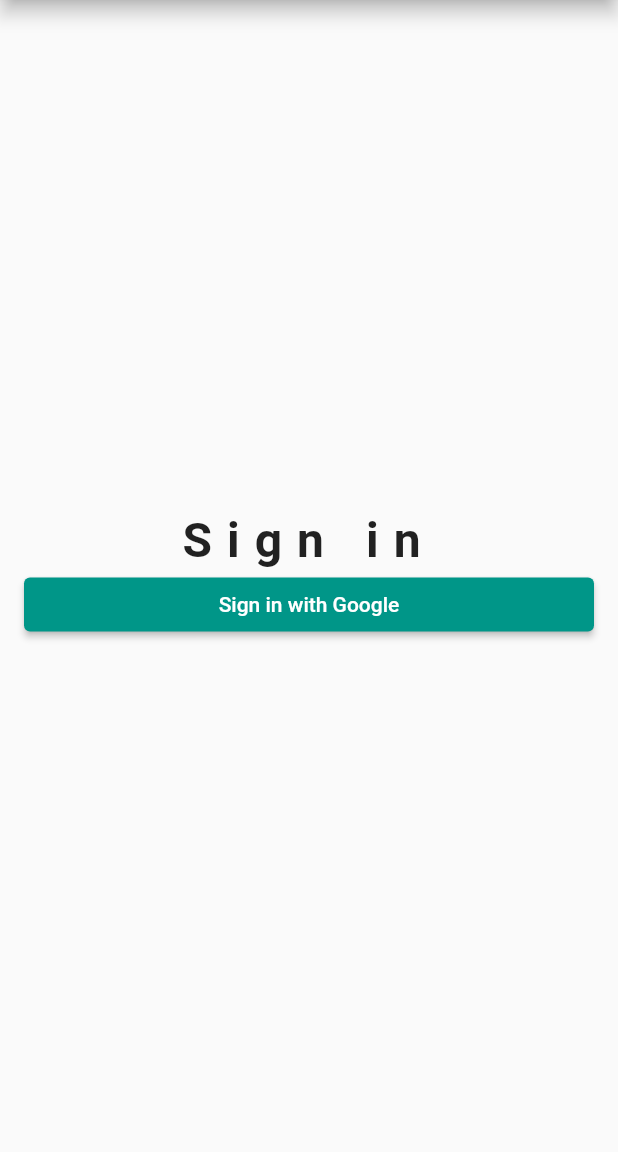
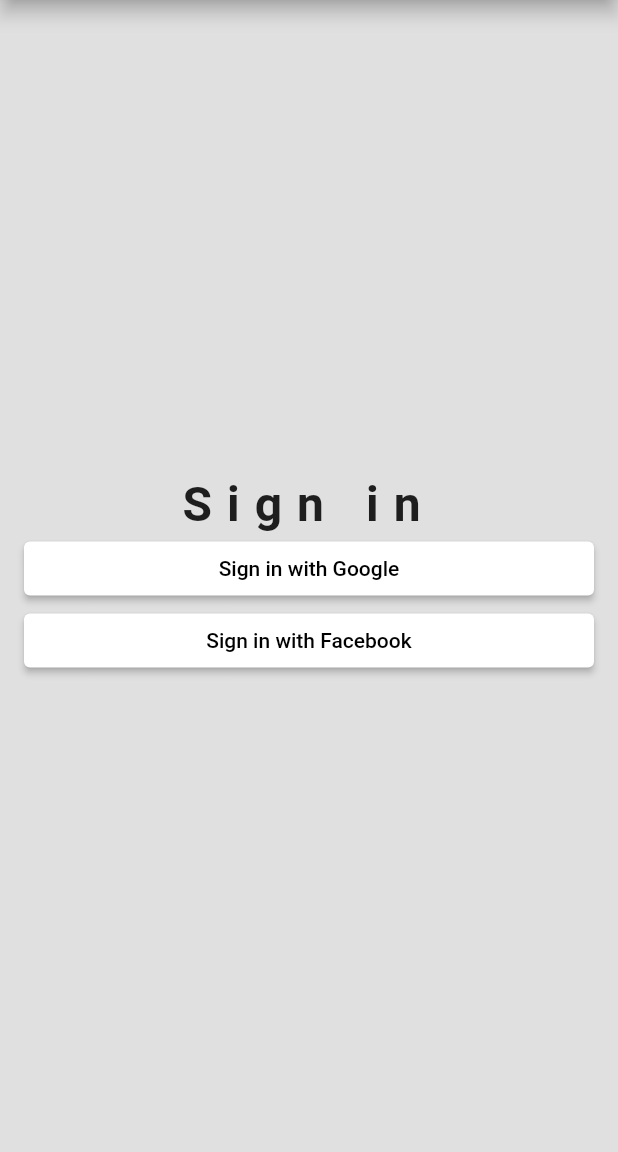
Before and after one commit to monirhelalee/time_tracker, a Flutter app: the screen it shows after launch, on a phone screen of 412 x 824 dp, the part 84-1236 px from its top. Run offline on Flutter 3.47's test engine with Material 2 defaults, Android fonts, the light colour scheme and no system bars.

Commit message:
custom elevated button add

```diff
--- a/lib/app/sign_in/sign_in_page.dart
+++ b/lib/app/sign_in/sign_in_page.dart
@@ -1,4 +1,5 @@
 import 'package:flutter/material.dart';
+import 'package:time_tracker_fultter_course/common_widgets/custom_elevated_button.dart';
 
 class SignInPage extends StatelessWidget {
   @override
@@ -10,6 +11,7 @@
       ),
       //drawer: Drawer(),
       body: _buildContent(),
+      backgroundColor: Colors.grey[300],
     );
   }
 
@@ -21,10 +23,19 @@
         crossAxisAlignment: CrossAxisAlignment.stretch,
         children: <Widget>[
           Text('Sign in', textAlign: TextAlign.center,style: TextStyle(fontSize: 32, fontWeight: FontWeight.bold, letterSpacing:10),),
-          ElevatedButton(
+          CustomElevatedButton(
             child: Text('Sign in with Google'),
+            primaryColor: Colors.white,
+            onPrimaryColor: Colors.black,
             onPressed: (){},
-          )
+          ),
+          CustomElevatedButton(
+            child: Text('Sign in with Facebook'),
+            primaryColor: Colors.white,
+            onPrimaryColor: Colors.black,
+            onPressed: (){},
+          ),
+
         ],
       ),
     );
--- /dev/null
+++ b/lib/common_widgets/custom_elevated_button.dart
@@ -0,0 +1,20 @@
+import 'package:flutter/material.dart';
+
+class CustomElevatedButton extends StatelessWidget {
+  CustomElevatedButton({this.child, this.primaryColor,this.onPrimaryColor,this.onPressed});
+  final Widget child;
+  final Color primaryColor;
+  final Color onPrimaryColor;
+  final VoidCallback onPressed;
+  @override
+  Widget build(BuildContext context) {
+    return ElevatedButton(
+      child: child,
+      style: ElevatedButton.styleFrom(
+        primary: primaryColor, // background
+        onPrimary: onPrimaryColor, // foreground
+      ),
+      onPressed: onPressed,
+    );
+  }
+}
```
